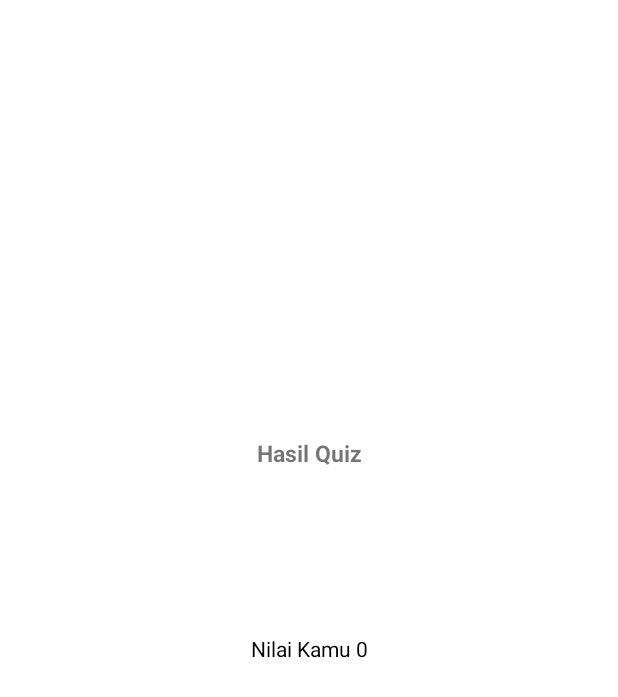
After one commit to CindoddCindy/eTherapyAndroid, an Android app: the ScoreEror screen opened directly, with no data from a screen before it, on a phone screen of 412 x 824 dp. The commit adds this screen. Shown: the top 697 px of the screen. Run offline under Robolectric (Android 15) with nearby library versions, the phone set to English and light mode, and no system bars.

Commit message:
tambah layout score error

```diff
--- a/etherapyproject/app/src/main/AndroidManifest.xml
+++ b/etherapyproject/app/src/main/AndroidManifest.xml
@@ -9,7 +9,8 @@
         android:roundIcon="@mipmap/ic_launcher_round"
         android:supportsRtl="true"
         android:theme="@style/Theme.Etherapy">
-        <activity android:name=".view.LihatScore"></activity>
+        <activity android:name=".view.ScoreEror"></activity>
+        <activity android:name=".view.LihatScore" />
         <activity android:name=".admin_see_list.AdminSeeListGame" />
         <activity android:name=".admin_see_list.AdminSeeListKristen" />
         <activity android:name=".admin_see_list.AdminSeeListMuslim" />
--- /dev/null
+++ b/etherapyproject/app/src/main/java/com/cindodcindy/etherapy/view/ScoreEror.java
@@ -0,0 +1,16 @@
+package com.cindodcindy.etherapy.view;
+
+import androidx.appcompat.app.AppCompatActivity;
+
+import android.os.Bundle;
+
+import com.cindodcindy.etherapy.R;
+
+public class ScoreEror extends AppCompatActivity {
+
+    @Override
+    protected void onCreate(Bundle savedInstanceState) {
+        super.onCreate(savedInstanceState);
+        setContentView(R.layout.activity_score_eror);
+    }
+}
--- a/etherapyproject/app/src/main/java/com/cindodcindy/etherapy/view/adapter_user/UserAdapterGame.java
+++ b/etherapyproject/app/src/main/java/com/cindodcindy/etherapy/view/adapter_user/UserAdapterGame.java
@@ -17,6 +17,7 @@ import androidx.recyclerview.widget.RecyclerView;
 import com.cindodcindy.etherapy.R;
 import com.cindodcindy.etherapy.model.MusicClass;
 import com.cindodcindy.etherapy.view.LihatScore;
+import com.cindodcindy.etherapy.view.ScoreEror;
 
 import java.util.List;
 
@@ -68,7 +69,7 @@ public class UserAdapterGame extends RecyclerView.Adapter<UserAdapterGame.UserAd
                         Bundle bundles = new Bundle();
                         bundles.putString("score_b",musicClass.getScore_tiga());
 
-                        Intent intents = new Intent(context, LihatScore.class);
+                        Intent intents = new Intent(context, ScoreEror.class);
                         intents.putExtras(bundles);
                         context.startActivity(intents);
 
@@ -87,7 +88,7 @@ public class UserAdapterGame extends RecyclerView.Adapter<UserAdapterGame.UserAd
                         Bundle bundle = new Bundle();
                         bundle.putString("score_c",musicClass.getScore_empat());
 
-                        Intent intent = new Intent(context, LihatScore.class);
+                        Intent intent = new Intent(context, ScoreEror.class);
                         intent.putExtras(bundle);
                         context.startActivity(intent);
 
--- /dev/null
+++ b/etherapyproject/app/src/main/res/layout/activity_score_eror.xml
@@ -0,0 +1,35 @@
+<?xml version="1.0" encoding="utf-8"?>
+<LinearLayout xmlns:android="http://schemas.android.com/apk/res/android"
+    xmlns:app="http://schemas.android.com/apk/res-auto"
+    xmlns:tools="http://schemas.android.com/tools"
+    android:layout_width="match_parent"
+    android:layout_height="match_parent"
+    android:orientation="vertical"
+    android:layout_gravity="center"
+    android:gravity="center"
+    tools:context=".view.ScoreEror">
+
+    <TextView
+        android:textSize="15dp"
+        android:textStyle="bold"
+        android:layout_margin="10dp"
+        android:layout_width="match_parent"
+        android:layout_height="wrap_content"
+        android:text="Hasil Quiz"
+        android:gravity="center"
+        >
+
+    </TextView>
+    <TextView
+        android:gravity="center"
+        android:text="Nilai Kamu 0"
+        android:textColor="#000"
+        android:id="@+id/tv_hasil_quiz"
+        android:layout_margin="10dp"
+        android:layout_width="match_parent"
+        android:layout_height="200dp">
+
+    </TextView>
+
+
+</LinearLayout>
--- a/etherapyproject/app/src/main/res/layout/fragment_fr_user_game.xml
+++ b/etherapyproject/app/src/main/res/layout/fragment_fr_user_game.xml
@@ -12,7 +12,7 @@
         android:background="@drawable/ad_quiz"
         android:layout_width="match_parent"
         android:layout_height="wrap_content"
-        android:layout_weight="3">
+        android:layout_weight="2">
 
 
 
```
